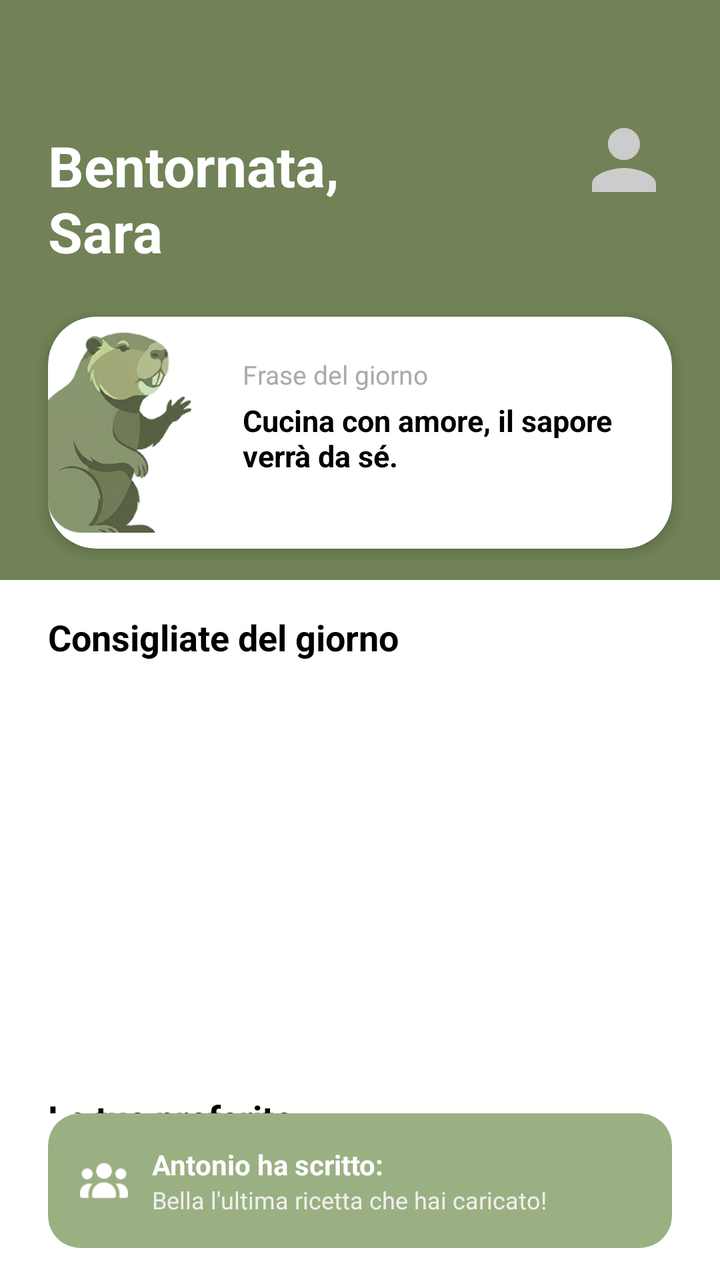
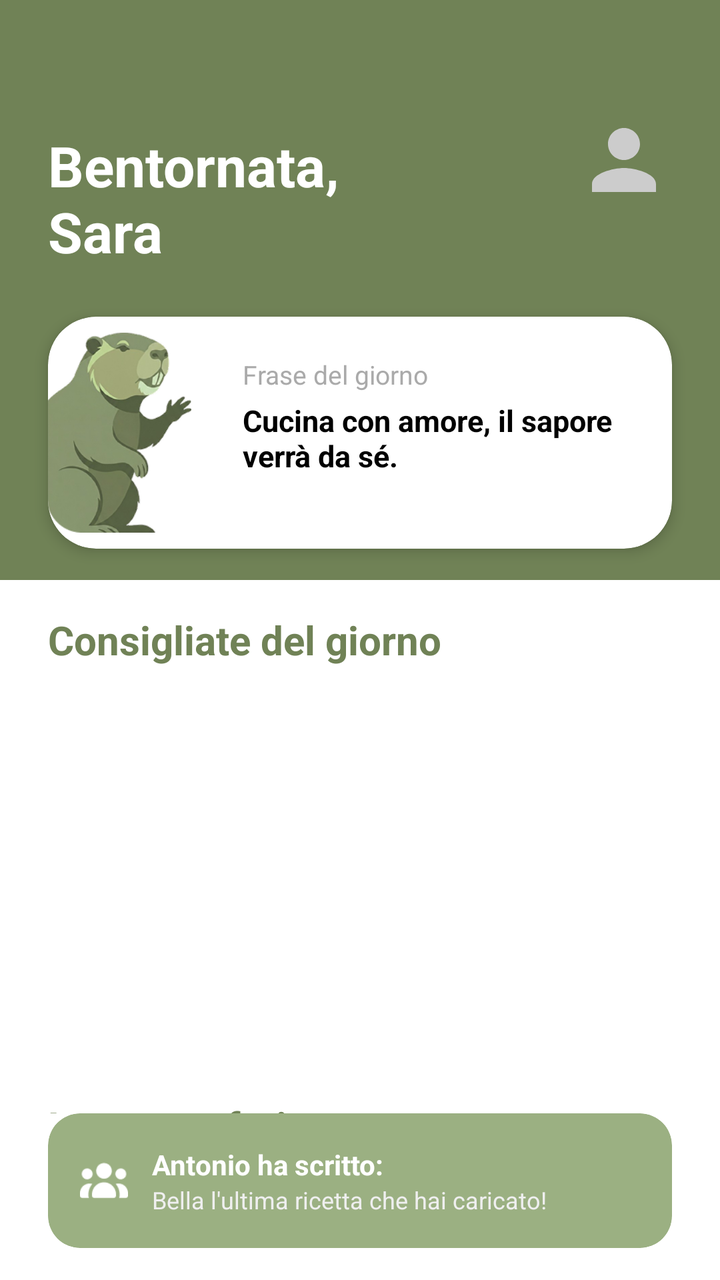

An Android layout rendered at two revisions. The XML below is the earlier revision; the diff shows what the commit changed to produce the second picture.
<!-- AndroidManifest.xml: application theme Theme.Nutrio -->
<!-- res/layout/fragment_home.xml -->
<?xml version="1.0" encoding="utf-8"?>
<androidx.constraintlayout.widget.ConstraintLayout
    xmlns:android="http://schemas.android.com/apk/res/android"
    xmlns:app="http://schemas.android.com/apk/res-auto"
    xmlns:tools="http://schemas.android.com/tools"
    android:layout_width="match_parent"
    android:layout_height="match_parent"
    android:background="@android:color/white">

    <View
        android:id="@+id/topGreenBackground"
        android:layout_width="match_parent"
        android:layout_height="290dp"
        android:background="#708256"
        app:layout_constraintTop_toTopOf="parent"
        app:layout_constraintStart_toStartOf="parent"
        app:layout_constraintEnd_toEndOf="parent" />

    <com.google.android.material.imageview.ShapeableImageView
        android:id="@+id/ivProfileHome"
        android:layout_width="48dp"
        android:layout_height="48dp"
        android:layout_marginTop="56dp"
        android:layout_marginEnd="24dp"
        android:scaleType="centerCrop"
        android:src="@drawable/ic_placeholder_profile"
        app:shapeAppearanceOverlay="@style/CircleImageView"
        app:layout_constraintTop_toTopOf="parent"
        app:layout_constraintEnd_toEndOf="parent" />

    <TextView
        android:id="@+id/tvWelcome"
        android:layout_width="wrap_content"
        android:layout_height="wrap_content"
        android:layout_marginStart="24dp"
        android:layout_marginTop="64dp"
        android:text="Bentornata,\nSara"
        android:textColor="@android:color/white"
        android:textSize="28sp"
        android:textStyle="bold"
        app:layout_constraintTop_toTopOf="parent"
        app:layout_constraintStart_toStartOf="parent" />

    <com.google.android.material.card.MaterialCardView
        android:id="@+id/cardFrase"
        android:layout_width="match_parent"
        android:layout_height="116dp"
        android:layout_marginHorizontal="24dp"
        android:layout_marginTop="24dp"
        app:cardBackgroundColor="@android:color/white"
        app:cardCornerRadius="24dp"
        app:cardElevation="4dp"
        app:strokeWidth="0dp"
        app:layout_constraintTop_toBottomOf="@id/tvWelcome"
        app:layout_constraintStart_toStartOf="parent"
        app:layout_constraintEnd_toEndOf="parent">

        <androidx.constraintlayout.widget.ConstraintLayout
            android:layout_width="match_parent"
            android:layout_height="match_parent">

            <ImageView
                android:id="@+id/ivNutria"
                android:layout_width="100dp"
                android:layout_height="100dp"
                android:layout_marginStart="-15dp"
                android:scaleType="fitCenter"
                android:src="@drawable/nutria"
                app:layout_constraintBottom_toBottomOf="parent"
                app:layout_constraintStart_toStartOf="parent"
                app:layout_constraintTop_toTopOf="parent" />

            <TextView
                android:id="@+id/tvFraseTitle"
                android:layout_width="0dp"
                android:layout_height="wrap_content"
                android:layout_marginStart="12dp"
                android:layout_marginTop="20dp"
                android:layout_marginEnd="16dp"
                android:text="Frase del giorno"
                android:textColor="@android:color/darker_gray"
                android:textSize="13sp"
                app:layout_constraintEnd_toEndOf="parent"
                app:layout_constraintStart_toEndOf="@id/ivNutria"
                app:layout_constraintTop_toTopOf="parent" />

            <TextView
                android:id="@+id/tvFraseBody"
                android:layout_width="0dp"
                android:layout_height="wrap_content"
                android:layout_marginTop="4dp"
                android:layout_marginEnd="16dp"
                android:text="Cucina con amore, il sapore verrà da sé."
                android:textColor="@android:color/black"
                android:textSize="15sp"
                android:textStyle="bold"
                app:layout_constraintEnd_toEndOf="parent"
                app:layout_constraintStart_toStartOf="@id/tvFraseTitle"
                app:layout_constraintTop_toBottomOf="@id/tvFraseTitle" />
        </androidx.constraintlayout.widget.ConstraintLayout>
    </com.google.android.material.card.MaterialCardView>

    <androidx.core.widget.NestedScrollView
        android:id="@+id/nestedScrollView"
        android:layout_width="match_parent"
        android:layout_height="0dp"
        android:layout_marginTop="16dp"
        app:layout_constraintTop_toBottomOf="@id/cardFrase"
        app:layout_constraintBottom_toTopOf="@id/cardNotificationCommunity"
        app:layout_constraintStart_toStartOf="parent"
        app:layout_constraintEnd_toEndOf="parent">

        <LinearLayout
            android:layout_width="match_parent"
            android:layout_height="wrap_content"
            android:orientation="vertical"
            android:paddingHorizontal="24dp">

            <TextView
                android:layout_width="wrap_content"
                android:layout_height="wrap_content"
                android:layout_marginTop="16dp"
                android:text="Consigliate del giorno"
                android:textColor="@android:color/black"
                android:textSize="18sp"
                android:textStyle="bold" />

            
            <androidx.recyclerview.widget.RecyclerView
                android:id="@+id/rvConsigliate"
                android:layout_width="match_parent"
                android:layout_height="180dp"
                android:layout_marginTop="12dp"
                android:paddingTop="4dp"
                android:paddingBottom="8dp"
                android:clipToPadding="false"
                tools:listitem="@layout/item_recipe_horizontal" />

            <TextView
                android:layout_width="wrap_content"
                android:layout_height="wrap_content"
                android:layout_marginTop="24dp"
                android:text="Le tue preferite"
                android:textColor="@android:color/black"
                android:textSize="18sp"
                android:textStyle="bold" />

            
            <androidx.recyclerview.widget.RecyclerView
                android:id="@+id/rvPreferite"
                android:layout_width="match_parent"
                android:layout_height="180dp"
                android:layout_marginTop="12dp"
                android:paddingTop="4dp"
                android:paddingBottom="8dp"
                android:clipToPadding="false"
                tools:listitem="@layout/item_recipe_horizontal" />

        </LinearLayout>
    </androidx.core.widget.NestedScrollView>

    <com.google.android.material.card.MaterialCardView
        android:id="@+id/cardNotificationCommunity"
        android:layout_width="match_parent"
        android:layout_height="wrap_content"
        android:layout_marginHorizontal="24dp"
        android:layout_marginBottom="16dp"
        app:cardBackgroundColor="#9BB082"
        app:cardCornerRadius="16dp"
        app:cardElevation="0dp"
        app:strokeWidth="0dp"
        app:layout_constraintBottom_toBottomOf="parent"
        app:layout_constraintStart_toStartOf="parent"
        app:layout_constraintEnd_toEndOf="parent">

        <androidx.constraintlayout.widget.ConstraintLayout
            android:layout_width="match_parent"
            android:layout_height="wrap_content"
            android:padding="16dp">

            <ImageView
                android:id="@+id/ivIconCommunity"
                android:layout_width="24dp"
                android:layout_height="24dp"
                android:src="@drawable/community"
                app:layout_constraintBottom_toBottomOf="parent"
                app:layout_constraintStart_toStartOf="parent"
                app:layout_constraintTop_toTopOf="parent"
                app:tint="@android:color/white" />

            <TextView
                android:id="@+id/tvNotificationSender"
                android:layout_width="0dp"
                android:layout_height="wrap_content"
                android:layout_marginStart="12dp"
                android:text="Antonio ha scritto:"
                android:textColor="@android:color/white"
                android:textStyle="bold"
                android:textSize="14sp"
                app:layout_constraintStart_toEndOf="@id/ivIconCommunity"
                app:layout_constraintTop_toTopOf="parent" />

            <TextView
                android:layout_width="0dp"
                android:layout_height="wrap_content"
                android:text="Bella l'ultima ricetta che hai caricato!"
                android:textColor="#EFEFEF"
                android:textSize="12sp"
                app:layout_constraintStart_toStartOf="@id/tvNotificationSender"
                app:layout_constraintTop_toBottomOf="@id/tvNotificationSender" />
        </androidx.constraintlayout.widget.ConstraintLayout>
    </com.google.android.material.card.MaterialCardView>

</androidx.constraintlayout.widget.ConstraintLayout>
<!-- res/layout/item_recipe_horizontal.xml (included above) -->
<?xml version="1.0" encoding="utf-8"?>
<com.google.android.material.card.MaterialCardView
    xmlns:android="http://schemas.android.com/apk/res/android"
    xmlns:app="http://schemas.android.com/apk/res-auto"
    android:layout_width="140dp"
    android:layout_height="match_parent"
    android:layout_margin="8dp"
    app:cardCornerRadius="12dp"
    app:cardElevation="2dp"
    app:strokeWidth="0dp">

    <LinearLayout
        android:layout_width="match_parent"
        android:layout_height="match_parent"
        android:orientation="vertical">

        <ImageView
            android:id="@+id/ivRecipeImage"
            android:layout_width="match_parent"
            android:layout_height="110dp"
            android:scaleType="centerCrop"
            android:src="@drawable/petto_di_pollo" />

        <TextView
            android:id="@+id/tvRecipeTitle"
            android:layout_width="match_parent"
            android:layout_height="wrap_content"
            android:padding="8dp"
            android:text="Titolo ricetta"
            android:textColor="@android:color/black"
            android:textSize="13sp"
            android:textStyle="bold"
            android:ellipsize="end"
            android:maxLines="2" />

    </LinearLayout>
</com.google.android.material.card.MaterialCardView>
<!-- resources referenced by this layout -->
<resources>
  <!-- drawable community: png bitmap (drawable, 1324 bytes) -->
  <!-- drawable ic_placeholder_profile (drawable) -->
  <vector xmlns:android="http://schemas.android.com/apk/res/android"
      android:width="24dp"
      android:height="24dp"
      android:viewportWidth="24"
      android:viewportHeight="24">
      <path
          android:fillColor="#CCCCCC"
          android:pathData="M12,12c2.21,0 4,-1.79 4,-4s-1.79,-4 -4,-4 -4,1.79 -4,4 1.79,4 4,4zM12,14c-2.67,0 -8,1.34 -8,4v2h16v-2c0,-2.66 -5.33,-4 -8,-4z"/>
  </vector>
  <!-- drawable nutria: png bitmap (drawable, 39078 bytes) -->
  <!-- drawable petto_di_pollo: png bitmap (drawable, 253756 bytes) -->
  <style name="CircleImageView">
          <item name="cornerSize">50%</item>
      </style>
  <style name="Theme.Nutrio" parent="Base.Theme.Nutrio" />
  <style name="Base.Theme.Nutrio" parent="Theme.Material3.DayNight.NoActionBar">
          
          
      </style>
</resources>

<!-- the commit's change to res/layout/fragment_home.xml (unified diff, before → after) -->
@@ -121,8 +121,8 @@
                 android:layout_height="wrap_content"
                 android:layout_marginTop="16dp"
                 android:text="Consigliate del giorno"
-                android:textColor="@android:color/black"
-                android:textSize="18sp"
+                android:textColor="#708256"
+                android:textSize="20sp"
                 android:textStyle="bold" />
 
             
@@ -141,8 +141,8 @@
                 android:layout_height="wrap_content"
                 android:layout_marginTop="24dp"
                 android:text="Le tue preferite"
-                android:textColor="@android:color/black"
-                android:textSize="18sp"
+                android:textColor="#708256"
+                android:textSize="20sp"
                 android:textStyle="bold" />
 
             
@@ -217,36 +217,55 @@
 <com.google.android.material.card.MaterialCardView
     xmlns:android="http://schemas.android.com/apk/res/android"
     xmlns:app="http://schemas.android.com/apk/res-auto"
-    android:layout_width="140dp"
+    style="@style/NutrioRecipeCard"
+    android:layout_width="150dp"
     android:layout_height="match_parent"
-    android:layout_margin="8dp"
-    app:cardCornerRadius="12dp"
-    app:cardElevation="2dp"
-    app:strokeWidth="0dp">
+    android:layout_margin="8dp">
 
     <LinearLayout
         android:layout_width="match_parent"
         android:layout_height="match_parent"
         android:orientation="vertical">
 
-        <ImageView
-            android:id="@+id/ivRecipeImage"
-            android:layout_width="match_parent"
-            android:layout_height="110dp"
-            android:scaleType="centerCrop"
-            android:src="@drawable/petto_di_pollo" />
+        <androidx.constraintlayout.widget.ConstraintLayout
+            android:layout_width="match_parent"
+            android:layout_height="110dp">
+
+            <ImageView
+                android:id="@+id/ivRecipeImage"
+                android:layout_width="match_parent"
+                android:layout_height="match_parent"
+                android:scaleType="centerCrop"
+                android:src="@drawable/petto_di_pollo" />
+
+            <com.google.android.material.card.MaterialCardView
+                style="@style/NutrioRatingBadge"
+                android:layout_width="wrap_content"
+                android:layout_height="wrap_content"
+                android:layout_margin="6dp"
+                app:layout_constraintBottom_toBottomOf="parent"
+                app:layout_constraintEnd_toEndOf="parent">
+
+                <TextView
+                    android:id="@+id/tvRating"
+                    android:layout_width="wrap_content"
+                    android:layout_height="wrap_content"
+                    android:paddingHorizontal="6dp"
+                    android:paddingVertical="2dp"
+                    android:text="4.9"
+                    android:textColor="@android:color/white"
+                    android:textSize="10sp"
+                    android:textStyle="bold" />
+            </com.google.android.material.card.MaterialCardView>
+        </androidx.constraintlayout.widget.ConstraintLayout>
 
         <TextView
             android:id="@+id/tvRecipeTitle"
+            style="@style/NutrioRecipeTitle"
             android:layout_width="match_parent"
             android:layout_height="wrap_content"
-            android:padding="8dp"
-            android:text="Titolo ricetta"
-            android:textColor="@android:color/black"
             android:textSize="13sp"
-            android:textStyle="bold"
-            android:ellipsize="end"
-            android:maxLines="2" />
+            android:text="Titolo ricetta" />
 
     </LinearLayout>
 </com.google.android.material.card.MaterialCardView>
<!-- resource entries referenced after the edit -->
@@ -16,6 +16,27 @@
   <style name="CircleImageView">
           <item name="cornerSize">50%</item>
       </style>
+  <style name="NutrioRatingBadge">
+          <item name="cardBackgroundColor">#708256</item>
+          <item name="cardCornerRadius">8dp</item>
+          <item name="cardElevation">2dp</item>
+          <item name="strokeWidth">0dp</item>
+      </style>
+  <style name="NutrioRecipeCard" parent="Widget.MaterialComponents.CardView">
+          <item name="cardCornerRadius">16dp</item>
+          <item name="cardElevation">4dp</item>
+          <item name="cardBackgroundColor">@android:color/white</item>
+          <item name="strokeWidth">1dp</item>
+          <item name="strokeColor">#708256</item>
+      </style>
+  <style name="NutrioRecipeTitle">
+          <item name="android:textColor">#708256</item>
+          <item name="android:textStyle">bold</item>
+          <item name="android:textSize">14sp</item>
+          <item name="android:padding">12dp</item>
+          <item name="android:ellipsize">end</item>
+          <item name="android:maxLines">2</item>
+      </style>
   <style name="Theme.Nutrio" parent="Base.Theme.Nutrio" />
   <style name="Base.Theme.Nutrio" parent="Theme.Material3.DayNight.NoActionBar">
           
